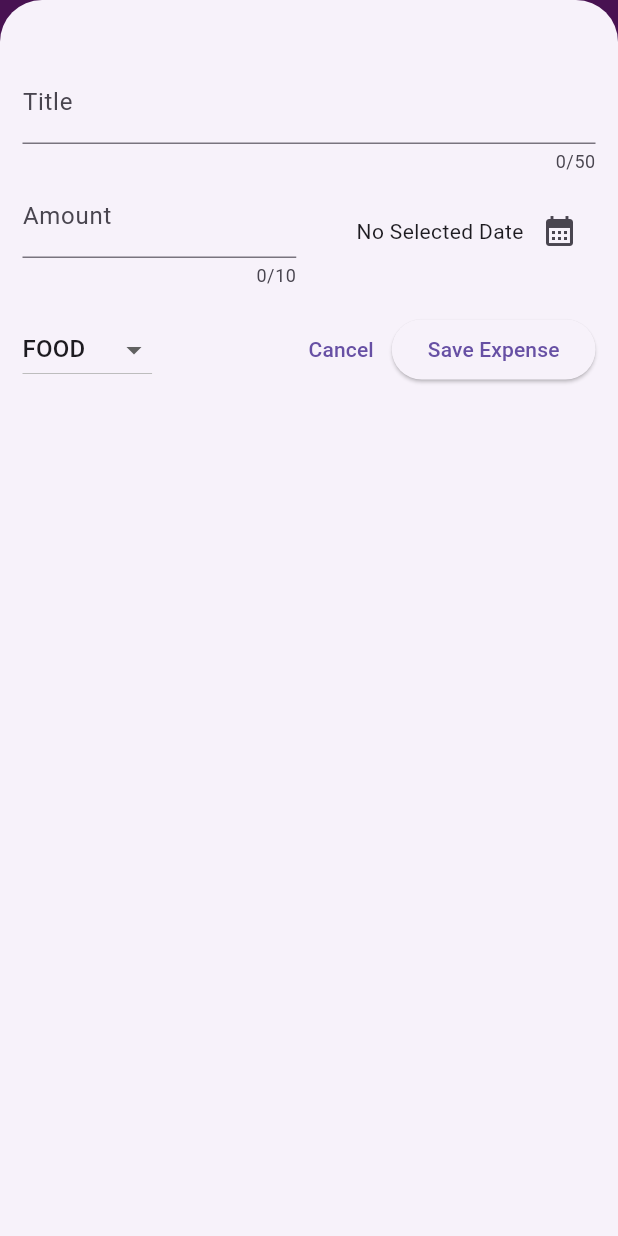
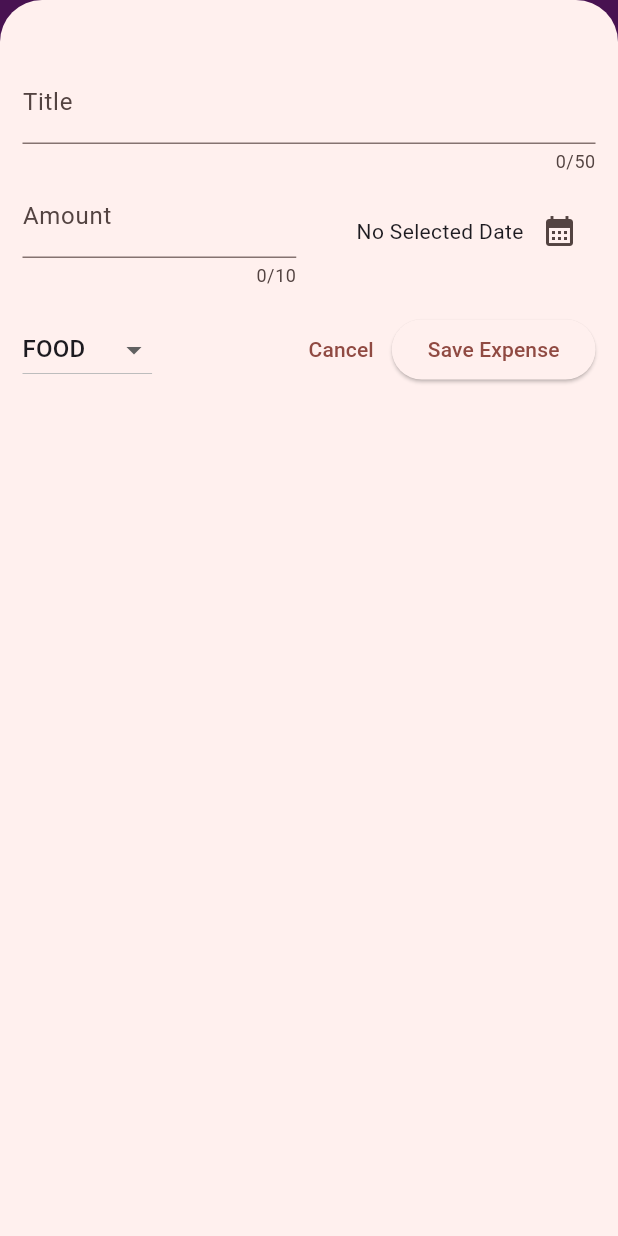
Before and after one commit to Preet8304/expense_tracker, a Flutter app: the screen it shows after launch, after a tap on the "add" icon, on a phone screen of 412 x 824 dp. Run offline on Flutter 3.47's test engine with Material 3 defaults, Android fonts, the phone set to English and light mode, and no system bars.

Commit message:
Theming the whole project

```diff
--- a/lib/main.dart
+++ b/lib/main.dart
@@ -1,10 +1,21 @@
 import 'package:flutter/material.dart';
 import 'package:expense_tracker/expense.dart';
 
+var kColorScheme =
+    ColorScheme.fromSeed(seedColor: const Color.fromARGB(255, 200, 20, 20));
+
 void main() {
-  runApp(const MaterialApp(
-    home: Expense(),
+  runApp(MaterialApp(
+    theme: ThemeData().copyWith(
+      useMaterial3: true,
+      colorScheme: kColorScheme,
+      appBarTheme:const AppBarTheme().copyWith(
+        backgroundColor: kColorScheme.onPrimaryContainer,
+        foregroundColor: kColorScheme.primaryContainer,
+        color: Colors.blue
+      )
+    ),
+    home: const Expense(),
     debugShowCheckedModeBanner: false,
   ));
-
 }
--- a/lib/widgets/expenses_list/expenses_list.dart
+++ b/lib/widgets/expenses_list/expenses_list.dart
@@ -13,6 +13,8 @@ class ExpensesList extends StatelessWidget {
       itemCount: expenses.length,
       itemBuilder: (ctx, index) =>
           Dismissible(
+            background: Container(color: Colors.red, child: Icon(Icons.delete, color: Colors.white)),
+
               key: ValueKey(expenses[index]),
               child: ExpenseItem(expenses[index]),
             onDismissed:(direction){
```
